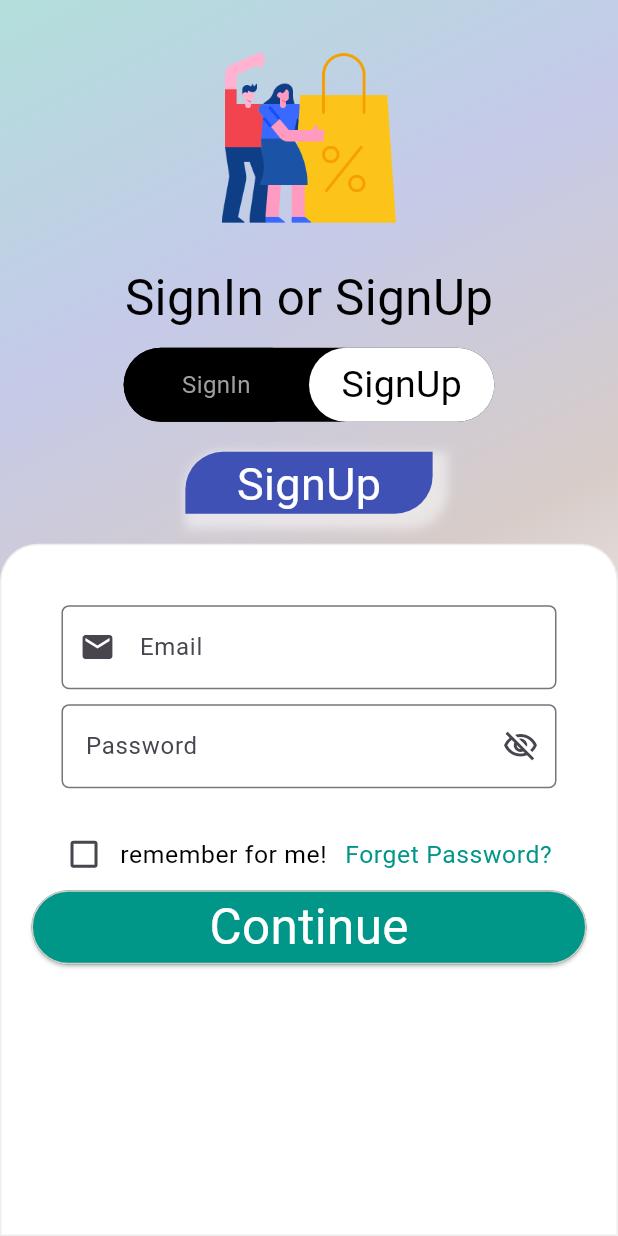
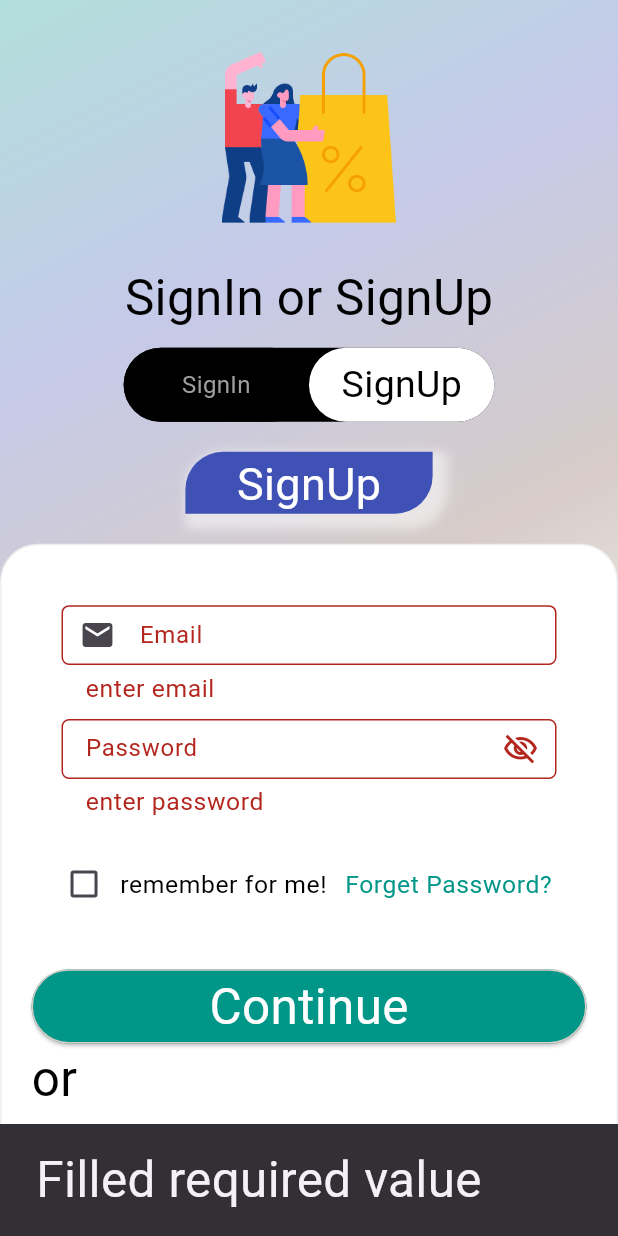
Before and after one commit to rimuakter057/my_shop_ui, a Flutter app: the screen it shows after launch, after a tap on "Continue", on a phone screen of 412 x 824 dp. Run offline on Flutter 3.47's test engine with Material 3 defaults, Android fonts, the phone set to English and light mode, and no system bars.

Commit message:
first commit

```diff
--- a/lib/view/SignInPage/sign_in_page.dart
+++ b/lib/view/SignInPage/sign_in_page.dart
@@ -12,6 +12,9 @@ class SignInPage extends StatefulWidget {
 class _SignInPageState extends State<SignInPage> {
   bool isChanged = false;
   bool? isChecked = false;
+  final TextEditingController emailController = TextEditingController();
+  final TextEditingController passwordController = TextEditingController();
+  final GlobalKey <FormState> _formKey = GlobalKey<FormState>();
   @override
   Widget build(BuildContext context) {
     final height = MediaQuery.sizeOf(context).height;
@@ -51,6 +54,7 @@ class _SignInPageState extends State<SignInPage> {
                 ],
               ),
             ),
+            //switch button type
             Container(
               height: height * .06,
               width: width * .6,
@@ -108,6 +112,7 @@ class _SignInPageState extends State<SignInPage> {
             const SizedBox(
               height: 20,
             ),
+            //SignIn or SignUp Text
             Container(
               height: height * .05,
               width: width * .4,
@@ -115,7 +120,7 @@ class _SignInPageState extends State<SignInPage> {
                 borderRadius: const BorderRadius.only(
                     topLeft: Radius.circular(25),
                     bottomRight: Radius.circular(25)),
-                color: isChanged ? Colors.teal : Colors.indigo,
+                color: isChanged ? AppColors.primaryColor : Colors.indigo,
                 boxShadow: [
                   BoxShadow(
                     color: Colors.white
@@ -155,39 +160,56 @@ class _SignInPageState extends State<SignInPage> {
                   padding: const EdgeInsets.all(20.0),
                   child: Column(
                     children: [
+                      //From
                       Form(
+                         key: _formKey,
                           child: Padding(
                         padding: const EdgeInsets.all(20.0),
                         child: Column(
                           children: [
                             TextFormField(
+                              controller: emailController,
                               decoration: InputDecoration(
                                 labelText: "Email",
-                                prefixIcon: Icon(Icons.mail),
+                                prefixIcon: const Icon(Icons.mail),
                                 constraints: BoxConstraints(
-                                    maxWidth: width, maxHeight: height * .07),
+                                    maxWidth: width, maxHeight: height * .08),
                                 border: OutlineInputBorder(
                                   borderRadius: BorderRadius.circular(5),
                                 ),
                               ),
+                              validator: (String? value){
+                                if (value == null || value.isEmpty ){
+                                  return "enter email";
+                                }
+                                return null;
+                              },
                             ),
                             const SizedBox(
                               height: 10,
                             ),
                             TextFormField(
+                              controller: passwordController,
                               decoration: InputDecoration(
                                 labelText: "Password",
-                                suffixIcon: Icon(Icons.visibility_off_outlined),
+                                suffixIcon: const Icon(Icons.visibility_off_outlined),
                                 constraints: BoxConstraints(
-                                    maxWidth: width, maxHeight: height * .07),
+                                    maxWidth: width, maxHeight: height * .08),
                                 border: OutlineInputBorder(
                                   borderRadius: BorderRadius.circular(5),
                                 ),
                               ),
+                              validator: (String? value){
+                                if (value == null || value.isEmpty ){
+                                  return "enter password";
+                                }
+                                return null;
+                              },
                             ),
                           ],
                         ),
                       )),
+                      //forget text
                       Row(
                         mainAxisAlignment: MainAxisAlignment.center,
                         children: [
@@ -197,6 +219,7 @@ class _SignInPageState extends State<SignInPage> {
                             onChanged: (value) {
                               setState(() {
                                 isChecked = value;
+                                print(value);
                               });
                             },
                             checkColor: AppColors.whiteColor,
@@ -205,15 +228,26 @@ class _SignInPageState extends State<SignInPage> {
                           TextButton(
                               onPressed: () {},
                               child: Text("Forget Password?",
-                                  style: small?.copyWith(
-                                      color: AppColors.primaryColor))),
+                                  style: small?.copyWith(color: AppColors.primaryColor))),
                         ],
                       ),
+                      SizedBox(height:height*.04,),
+                      //Button
                       SizedBox(
                         height: height * .06,
                         width: width,
                         child: ElevatedButton(
-                            onPressed: () {},
+                            onPressed: () {
+                              if (_formKey.currentState!.validate() && isChecked ==true){
+                              ScaffoldMessenger.of(context).showSnackBar(
+                                const SnackBar(content: Text("success"))
+                              );
+                              }else{
+                                ScaffoldMessenger.of(context).showSnackBar(
+                                    const SnackBar(content: Text("Filled required value")));
+                              }
+
+                            },
                             style: ElevatedButton.styleFrom(
                                 backgroundColor: AppColors.primaryColor,
                               shape: const StadiumBorder(
@@ -228,6 +262,13 @@ class _SignInPageState extends State<SignInPage> {
                                   medium?.copyWith(color: AppColors.whiteColor),
                             )),
                       ),
+                      // or option
+                      Row(children: [
+                        Divider(color: Colors.grey,thickness: 1,height: 2,),
+                        Text("or"),
+                        Divider()
+                      ],),
+                      //continue with other
                     ],
                   ),
                 ),
```
